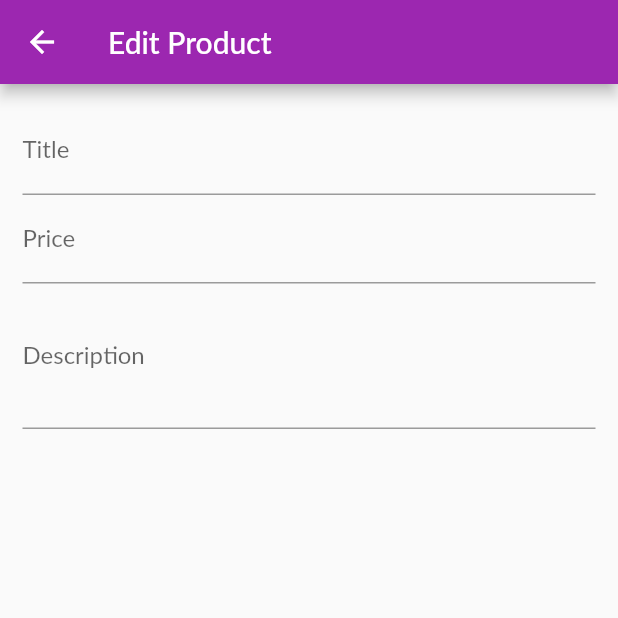
After one commit to kilikafinal/shop_app, a Flutter app: the EditProductScreen screen opened by its route, on a phone screen of 412 x 824 dp, the top half of it. The commit adds this screen. Run offline on Flutter 3.47's test engine with Material 2 defaults, Android fonts, the phone set to English and light mode, and no system bars; network calls fail; Roboto replaces fonts that are missing (Lato).

Commit message:
Added text input fields

```diff
--- a/lib/main.dart
+++ b/lib/main.dart
@@ -3,10 +3,12 @@ import 'package:provider/provider.dart';
 import 'package:shopapp/providers/cart.dart';
 import 'package:shopapp/providers/order.dart';
 import 'package:shopapp/screens/cart_screen.dart';
+import 'package:shopapp/screens/edit_product_screen.dart';
 import 'package:shopapp/screens/orders_screen.dart';
 import 'package:shopapp/screens/product_detail_screen.dart';
 import 'package:shopapp/screens/products_overview_screen.dart';
 import 'package:shopapp/providers/products.dart';
+import 'package:shopapp/screens/user_products_screen.dart';
 import 'package:shopapp/widgets/app_drawer.dart';
 
 void main() => runApp(MyApp());
@@ -34,6 +36,8 @@ class MyApp extends StatelessWidget {
           ProductDetailScreen.routeName: (ctx) => ProductDetailScreen(),
           CartScreen.routeName: (ctx) => CartScreen(),
           OrdersScreen.routeName: (ctx) => OrdersScreen(),
+          UserProductsScreen.routeName: (ctx) => UserProductsScreen(),
+          EditProductScreen.routeName: (ctx) => EditProductScreen(),
         },
       ),
     );
--- /dev/null
+++ b/lib/screens/edit_product_screen.dart
@@ -0,0 +1,63 @@
+import 'package:flutter/material.dart';
+
+class EditProductScreen extends StatefulWidget {
+  static const routeName = "/editProduct";
+
+  @override
+  _EditProductScreenState createState() => _EditProductScreenState();
+}
+
+class _EditProductScreenState extends State<EditProductScreen> {
+  final _priceFocusNode = FocusNode();
+  final _descriptionFocusNode = FocusNode();
+
+
+  @override
+  void dispose() {
+_priceFocusNode.dispose();
+_descriptionFocusNode.dispose();
+super.dispose();
+  }
+
+  @override
+  Widget build(BuildContext context) {
+    return Scaffold(
+      appBar: AppBar(
+        title: Text("Edit Product"),
+      ),
+      body: Padding(
+        padding: const EdgeInsets.all(15),
+        child: Form(
+          child: SingleChildScrollView(
+            child: Column(
+              children: <Widget>[
+                    TextFormField(
+                      decoration: InputDecoration(labelText: "Title"),
+                      textInputAction: TextInputAction.next,
+                      onFieldSubmitted: (_) {
+                        FocusScope.of(context).requestFocus(_priceFocusNode);
+                      },
+                    ),
+                    TextFormField(
+                      decoration: InputDecoration(labelText: "Price"),
+                      textInputAction: TextInputAction.next,
+                      keyboardType: TextInputType.number,
+                      focusNode: _priceFocusNode,
+                      onFieldSubmitted: (_) {
+                        FocusScope.of(context).requestFocus(_descriptionFocusNode);
+                      },
+                    ),
+                    TextFormField(
+                      decoration: InputDecoration(labelText: "Description"),
+                      maxLines: 3,
+                      keyboardType: TextInputType.multiline,
+                      focusNode: _descriptionFocusNode,
+                    ),
+                  ],
+            ),
+          ),
+        ),
+      ),
+    );
+  }
+}
```
Also changed, not shown: lib/providers/cart.dart (+22 -2 lines), lib/screens/user_products_screen.dart (added, +40 -0 lines), lib/widgets/app_drawer.dart (+12 -2 lines), lib/widgets/cart_item.dart (+21 -0 lines), lib/widgets/product_item.dart (+9 -11 lines), lib/widgets/user_product_item.dart (added, +38 -0 lines).
